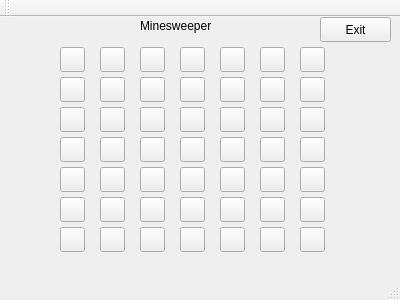
Daria2002/Minesweeper, file mainwindow.ui: the form before one commit.
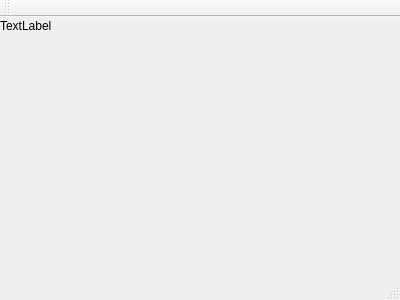
The form after the commit.

The edit to the form file:
```diff
--- a/mainwindow.ui
+++ b/mainwindow.ui
@@ -14,680 +14,17 @@
    <string>MainWindow</string>
   </property>
   <widget class="QWidget" name="centralWidget">
-   <widget class="QLabel" name="label">
-    <property name="geometry">
-     <rect>
-      <x>140</x>
-      <y>0</y>
-      <width>101</width>
-      <height>17</height>
-     </rect>
-    </property>
-    <property name="text">
-     <string>Minesweeper</string>
-    </property>
-   </widget>
    <widget class="QLabel" name="num_unexposed">
     <property name="geometry">
      <rect>
-      <x>10</x>
+      <x>0</x>
       <y>0</y>
       <width>67</width>
       <height>17</height>
      </rect>
     </property>
     <property name="text">
-     <string/>
-    </property>
-   </widget>
-   <widget class="QPushButton" name="pushButton_9">
-    <property name="geometry">
-     <rect>
-      <x>60</x>
-      <y>30</y>
-      <width>25</width>
-      <height>25</height>
-     </rect>
-    </property>
-    <property name="text">
-     <string/>
-    </property>
-   </widget>
-   <widget class="QPushButton" name="pushButton_11">
-    <property name="geometry">
-     <rect>
-      <x>100</x>
-      <y>30</y>
-      <width>25</width>
-      <height>25</height>
-     </rect>
-    </property>
-    <property name="text">
-     <string/>
-    </property>
-   </widget>
-   <widget class="QPushButton" name="pushButton_20">
-    <property name="geometry">
-     <rect>
-      <x>140</x>
-      <y>30</y>
-      <width>25</width>
-      <height>25</height>
-     </rect>
-    </property>
-    <property name="text">
-     <string/>
-    </property>
-   </widget>
-   <widget class="QPushButton" name="pushButton_23">
-    <property name="geometry">
-     <rect>
-      <x>180</x>
-      <y>30</y>
-      <width>25</width>
-      <height>25</height>
-     </rect>
-    </property>
-    <property name="text">
-     <string/>
-    </property>
-   </widget>
-   <widget class="QPushButton" name="pushButton_31">
-    <property name="geometry">
-     <rect>
-      <x>220</x>
-      <y>30</y>
-      <width>25</width>
-      <height>25</height>
-     </rect>
-    </property>
-    <property name="text">
-     <string/>
-    </property>
-   </widget>
-   <widget class="QPushButton" name="pushButton_39">
-    <property name="geometry">
-     <rect>
-      <x>260</x>
-      <y>30</y>
-      <width>25</width>
-      <height>25</height>
-     </rect>
-    </property>
-    <property name="text">
-     <string/>
-    </property>
-   </widget>
-   <widget class="QPushButton" name="pushButton_49">
-    <property name="geometry">
-     <rect>
-      <x>300</x>
-      <y>30</y>
-      <width>25</width>
-      <height>25</height>
-     </rect>
-    </property>
-    <property name="text">
-     <string/>
-    </property>
-   </widget>
-   <widget class="QPushButton" name="pushButton_50">
-    <property name="geometry">
-     <rect>
-      <x>300</x>
-      <y>60</y>
-      <width>25</width>
-      <height>25</height>
-     </rect>
-    </property>
-    <property name="text">
-     <string/>
-    </property>
-   </widget>
-   <widget class="QPushButton" name="pushButton_21">
-    <property name="geometry">
-     <rect>
-      <x>140</x>
-      <y>60</y>
-      <width>25</width>
-      <height>25</height>
-     </rect>
-    </property>
-    <property name="text">
-     <string/>
-    </property>
-   </widget>
-   <widget class="QPushButton" name="pushButton_10">
-    <property name="geometry">
-     <rect>
-      <x>60</x>
-      <y>60</y>
-      <width>25</width>
-      <height>25</height>
-     </rect>
-    </property>
-    <property name="text">
-     <string/>
-    </property>
-   </widget>
-   <widget class="QPushButton" name="pushButton_32">
-    <property name="geometry">
-     <rect>
-      <x>220</x>
-      <y>60</y>
-      <width>25</width>
-      <height>25</height>
-     </rect>
-    </property>
-    <property name="text">
-     <string/>
-    </property>
-   </widget>
-   <widget class="QPushButton" name="pushButton_40">
-    <property name="geometry">
-     <rect>
-      <x>260</x>
-      <y>60</y>
-      <width>25</width>
-      <height>25</height>
-     </rect>
-    </property>
-    <property name="text">
-     <string/>
-    </property>
-   </widget>
-   <widget class="QPushButton" name="pushButton_24">
-    <property name="geometry">
-     <rect>
-      <x>180</x>
-      <y>60</y>
-      <width>25</width>
-      <height>25</height>
-     </rect>
-    </property>
-    <property name="text">
-     <string/>
-    </property>
-   </widget>
-   <widget class="QPushButton" name="pushButton_12">
-    <property name="geometry">
-     <rect>
-      <x>100</x>
-      <y>60</y>
-      <width>25</width>
-      <height>25</height>
-     </rect>
-    </property>
-    <property name="text">
-     <string/>
-    </property>
-   </widget>
-   <widget class="QPushButton" name="pushButton_25">
-    <property name="geometry">
-     <rect>
-      <x>180</x>
-      <y>90</y>
-      <width>25</width>
-      <height>25</height>
-     </rect>
-    </property>
-    <property name="text">
-     <string/>
-    </property>
-   </widget>
-   <widget class="QPushButton" name="pushButton_51">
-    <property name="geometry">
-     <rect>
-      <x>300</x>
-      <y>90</y>
-      <width>25</width>
-      <height>25</height>
-     </rect>
-    </property>
-    <property name="text">
-     <string/>
-    </property>
-   </widget>
-   <widget class="QPushButton" name="pushButton_33">
-    <property name="geometry">
-     <rect>
-      <x>220</x>
-      <y>90</y>
-      <width>25</width>
-      <height>25</height>
-     </rect>
-    </property>
-    <property name="text">
-     <string/>
-    </property>
-   </widget>
-   <widget class="QPushButton" name="pushButton_22">
-    <property name="geometry">
-     <rect>
-      <x>140</x>
-      <y>90</y>
-      <width>25</width>
-      <height>25</height>
-     </rect>
-    </property>
-    <property name="text">
-     <string/>
-    </property>
-   </widget>
-   <widget class="QPushButton" name="pushButton_41">
-    <property name="geometry">
-     <rect>
-      <x>260</x>
-      <y>90</y>
-      <width>25</width>
-      <height>25</height>
-     </rect>
-    </property>
-    <property name="text">
-     <string/>
-    </property>
-   </widget>
-   <widget class="QPushButton" name="pushButton_13">
-    <property name="geometry">
-     <rect>
-      <x>60</x>
-      <y>90</y>
-      <width>25</width>
-      <height>25</height>
-     </rect>
-    </property>
-    <property name="text">
-     <string/>
-    </property>
-   </widget>
-   <widget class="QPushButton" name="pushButton_14">
-    <property name="geometry">
-     <rect>
-      <x>100</x>
-      <y>90</y>
-      <width>25</width>
-      <height>25</height>
-     </rect>
-    </property>
-    <property name="text">
-     <string/>
-    </property>
-   </widget>
-   <widget class="QPushButton" name="pushButton_26">
-    <property name="geometry">
-     <rect>
-      <x>140</x>
-      <y>120</y>
-      <width>25</width>
-      <height>25</height>
-     </rect>
-    </property>
-    <property name="text">
-     <string/>
-    </property>
-   </widget>
-   <widget class="QPushButton" name="pushButton_15">
-    <property name="geometry">
-     <rect>
-      <x>60</x>
-      <y>120</y>
-      <width>25</width>
-      <height>25</height>
-     </rect>
-    </property>
-    <property name="text">
-     <string/>
-    </property>
-   </widget>
-   <widget class="QPushButton" name="pushButton_16">
-    <property name="geometry">
-     <rect>
-      <x>100</x>
-      <y>120</y>
-      <width>25</width>
-      <height>25</height>
-     </rect>
-    </property>
-    <property name="text">
-     <string/>
-    </property>
-   </widget>
-   <widget class="QPushButton" name="pushButton_42">
-    <property name="geometry">
-     <rect>
-      <x>260</x>
-      <y>120</y>
-      <width>25</width>
-      <height>25</height>
-     </rect>
-    </property>
-    <property name="text">
-     <string/>
-    </property>
-   </widget>
-   <widget class="QPushButton" name="pushButton_27">
-    <property name="geometry">
-     <rect>
-      <x>180</x>
-      <y>120</y>
-      <width>25</width>
-      <height>25</height>
-     </rect>
-    </property>
-    <property name="text">
-     <string/>
-    </property>
-   </widget>
-   <widget class="QPushButton" name="pushButton_34">
-    <property name="geometry">
-     <rect>
-      <x>220</x>
-      <y>120</y>
-      <width>25</width>
-      <height>25</height>
-     </rect>
-    </property>
-    <property name="text">
-     <string/>
-    </property>
-   </widget>
-   <widget class="QPushButton" name="pushButton_52">
-    <property name="geometry">
-     <rect>
-      <x>300</x>
-      <y>120</y>
-      <width>25</width>
-      <height>25</height>
-     </rect>
-    </property>
-    <property name="text">
-     <string/>
-    </property>
-   </widget>
-   <widget class="QPushButton" name="pushButton_28">
-    <property name="geometry">
-     <rect>
-      <x>140</x>
-      <y>150</y>
-      <width>25</width>
-      <height>25</height>
-     </rect>
-    </property>
-    <property name="text">
-     <string/>
-    </property>
-   </widget>
-   <widget class="QPushButton" name="pushButton_43">
-    <property name="geometry">
-     <rect>
-      <x>260</x>
-      <y>150</y>
-      <width>25</width>
-      <height>25</height>
-     </rect>
-    </property>
-    <property name="text">
-     <string/>
-    </property>
-   </widget>
-   <widget class="QPushButton" name="pushButton_53">
-    <property name="geometry">
-     <rect>
-      <x>300</x>
-      <y>150</y>
-      <width>25</width>
-      <height>25</height>
-     </rect>
-    </property>
-    <property name="text">
-     <string/>
-    </property>
-   </widget>
-   <widget class="QPushButton" name="pushButton_17">
-    <property name="geometry">
-     <rect>
-      <x>60</x>
-      <y>150</y>
-      <width>25</width>
-      <height>25</height>
-     </rect>
-    </property>
-    <property name="text">
-     <string/>
-    </property>
-   </widget>
-   <widget class="QPushButton" name="pushButton_29">
-    <property name="geometry">
-     <rect>
-      <x>180</x>
-      <y>150</y>
-      <width>25</width>
-      <height>25</height>
-     </rect>
-    </property>
-    <property name="text">
-     <string/>
-    </property>
-   </widget>
-   <widget class="QPushButton" name="pushButton_35">
-    <property name="geometry">
-     <rect>
-      <x>220</x>
-      <y>150</y>
-      <width>25</width>
-      <height>25</height>
-     </rect>
-    </property>
-    <property name="text">
-     <string/>
-    </property>
-   </widget>
-   <widget class="QPushButton" name="pushButton_18">
-    <property name="geometry">
-     <rect>
-      <x>100</x>
-      <y>150</y>
-      <width>25</width>
-      <height>25</height>
-     </rect>
-    </property>
-    <property name="text">
-     <string/>
-    </property>
-   </widget>
-   <widget class="QPushButton" name="pushButton_30">
-    <property name="geometry">
-     <rect>
-      <x>140</x>
-      <y>180</y>
-      <width>25</width>
-      <height>25</height>
-     </rect>
-    </property>
-    <property name="text">
-     <string/>
-    </property>
-   </widget>
-   <widget class="QPushButton" name="pushButton_44">
-    <property name="geometry">
-     <rect>
-      <x>260</x>
-      <y>180</y>
-      <width>25</width>
-      <height>25</height>
-     </rect>
-    </property>
-    <property name="text">
-     <string/>
-    </property>
-   </widget>
-   <widget class="QPushButton" name="pushButton_36">
-    <property name="geometry">
-     <rect>
-      <x>180</x>
-      <y>180</y>
-      <width>25</width>
-      <height>25</height>
-     </rect>
-    </property>
-    <property name="text">
-     <string/>
-    </property>
-   </widget>
-   <widget class="QPushButton" name="pushButton_54">
-    <property name="geometry">
-     <rect>
-      <x>300</x>
-      <y>180</y>
-      <width>25</width>
-      <height>25</height>
-     </rect>
-    </property>
-    <property name="text">
-     <string/>
-    </property>
-   </widget>
-   <widget class="QPushButton" name="pushButton_37">
-    <property name="geometry">
-     <rect>
-      <x>220</x>
-      <y>180</y>
-      <width>25</width>
-      <height>25</height>
-     </rect>
-    </property>
-    <property name="text">
-     <string/>
-    </property>
-   </widget>
-   <widget class="QPushButton" name="pushButton_19">
-    <property name="geometry">
-     <rect>
-      <x>60</x>
-      <y>180</y>
-      <width>25</width>
-      <height>25</height>
-     </rect>
-    </property>
-    <property name="text">
-     <string/>
-    </property>
-   </widget>
-   <widget class="QPushButton" name="pushButton_38">
-    <property name="geometry">
-     <rect>
-      <x>100</x>
-      <y>180</y>
-      <width>25</width>
-      <height>25</height>
-     </rect>
-    </property>
-    <property name="text">
-     <string/>
-    </property>
-   </widget>
-   <widget class="QPushButton" name="pushButton_45">
-    <property name="geometry">
-     <rect>
-      <x>100</x>
-      <y>210</y>
-      <width>25</width>
-      <height>25</height>
-     </rect>
-    </property>
-    <property name="text">
-     <string/>
-    </property>
-   </widget>
-   <widget class="QPushButton" name="pushButton_46">
-    <property name="geometry">
-     <rect>
-      <x>180</x>
-      <y>210</y>
-      <width>25</width>
-      <height>25</height>
-     </rect>
-    </property>
-    <property name="text">
-     <string/>
-    </property>
-   </widget>
-   <widget class="QPushButton" name="pushButton_47">
-    <property name="geometry">
-     <rect>
-      <x>260</x>
-      <y>210</y>
-      <width>25</width>
-      <height>25</height>
-     </rect>
-    </property>
-    <property name="text">
-     <string/>
-    </property>
-   </widget>
-   <widget class="QPushButton" name="pushButton_48">
-    <property name="geometry">
-     <rect>
-      <x>140</x>
-      <y>210</y>
-      <width>25</width>
-      <height>25</height>
-     </rect>
-    </property>
-    <property name="text">
-     <string/>
-    </property>
-   </widget>
-   <widget class="QPushButton" name="pushButton_55">
-    <property name="geometry">
-     <rect>
-      <x>220</x>
-      <y>210</y>
-      <width>25</width>
-      <height>25</height>
-     </rect>
-    </property>
-    <property name="text">
-     <string/>
-    </property>
-   </widget>
-   <widget class="QPushButton" name="pushButton_56">
-    <property name="geometry">
-     <rect>
-      <x>60</x>
-      <y>210</y>
-      <width>25</width>
-      <height>25</height>
-     </rect>
-    </property>
-    <property name="text">
-     <string/>
-    </property>
-   </widget>
-   <widget class="QPushButton" name="pushButton_57">
-    <property name="geometry">
-     <rect>
-      <x>300</x>
-      <y>210</y>
-      <width>25</width>
-      <height>25</height>
-     </rect>
-    </property>
-    <property name="text">
-     <string/>
-    </property>
-   </widget>
-   <widget class="QPushButton" name="exit">
-    <property name="geometry">
-     <rect>
-      <x>320</x>
-      <y>0</y>
-      <width>71</width>
-      <height>25</height>
-     </rect>
-    </property>
-    <property name="text">
-     <string>Exit</string>
+     <string>TextLabel</string>
     </property>
    </widget>
   </widget>
```
